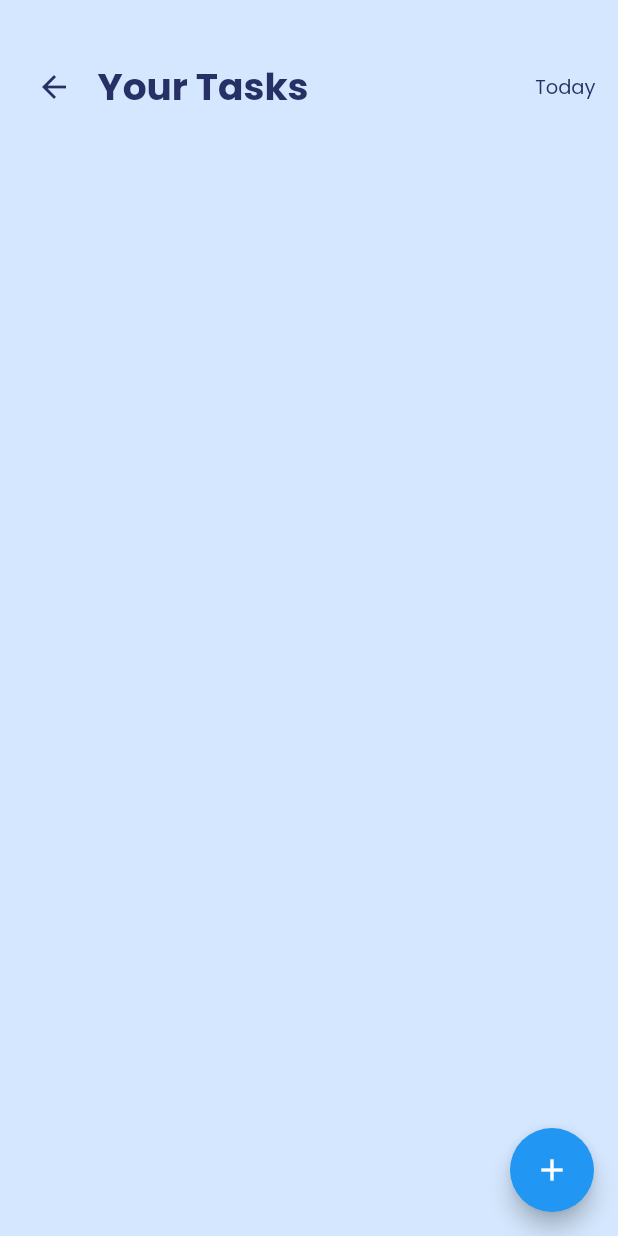
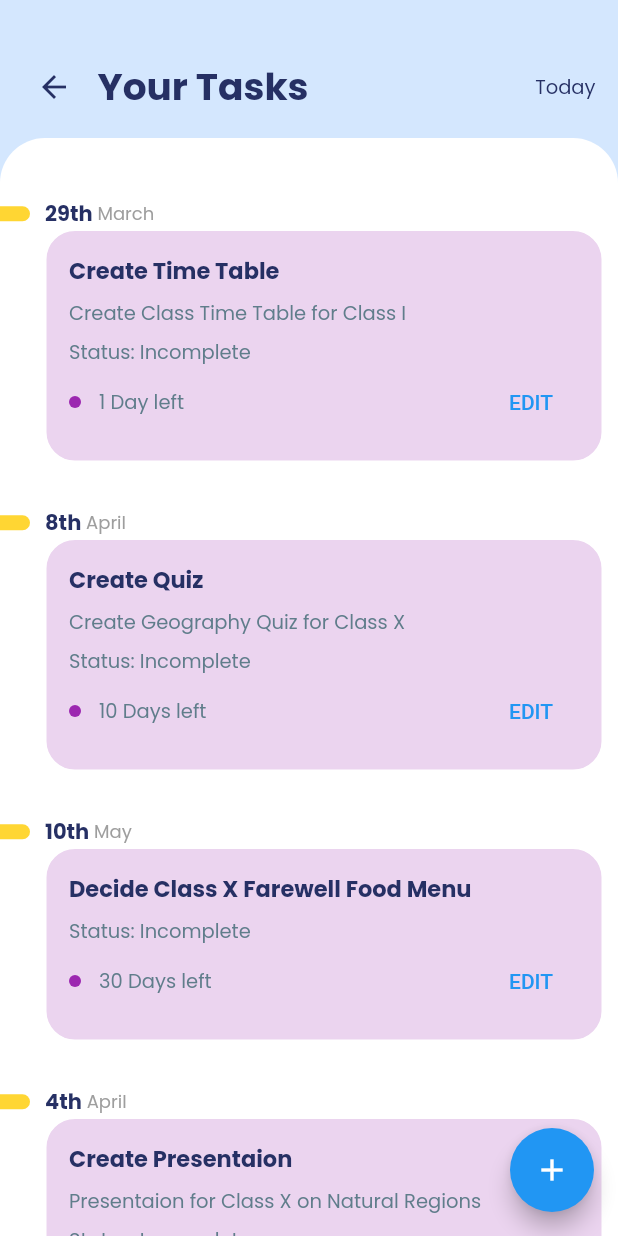
Before and after one commit to saaheerpurav/school-management, a Flutter app: the TasksCalendarScreen screen opened by its route, on a phone screen of 412 x 824 dp. Run offline on Flutter 3.47's test engine with Material 2 defaults, Android fonts, the phone set to English and light mode, and no system bars.

Commit message:
Bug fixes

```diff
--- a/lib/screens/calendar_screen/components/calendarEvent.dart
+++ b/lib/screens/calendar_screen/components/calendarEvent.dart
@@ -10,7 +10,6 @@ Widget calendarEvent(
   Widget alertDialog,
   String status = "",
   bool isTasks = false,
-  bool completed = false,
   Color taskColor,
   BuildContext context,
 ]) {
@@ -75,9 +74,6 @@ Widget calendarEvent(
           alignment: Alignment.centerLeft,
           decoration: BoxDecoration(
             color: isTasks
-                /*? completed
-                    ? Colors.green.withOpacity(0.2)
-                    : Colors.pink.withOpacity(0.2)*/
                 ? taskColor.withOpacity(0.2)
                 : Colors.white,
             borderRadius: BorderRadius.circular(20),
--- a/lib/screens/calendar_screen/components/taskAddForm.dart
+++ b/lib/screens/calendar_screen/components/taskAddForm.dart
@@ -27,7 +27,7 @@ class _TaskAddFormState extends State<TaskAddForm> {
   Future<DateTime> getDate() {
     return showDatePicker(
       context: context,
-      initialDate: DateTime.now(),
+      initialDate: deadline,
       firstDate: DateTime.now(),
       lastDate: DateTime.now().add(
         Duration(days: 100),
--- a/lib/screens/calendar_screen/tasksCalendarScreen.dart
+++ b/lib/screens/calendar_screen/tasksCalendarScreen.dart
@@ -26,7 +26,75 @@ class _TasksCalendarScreenState extends State<TasksCalendarScreen> {
   }
 
   @override
-  Widget build(BuildContext context) {
+  void initState() {
+    allTasks = [
+      {
+        'task': "Create Time Table",
+        'description': "Create Class Time Table for Class I",
+        'deadline': '29th',
+        'month': 'March',
+        'deadlineMessage': '1 Day left',
+        'status': 'Incomplete',
+        'isEdit': false,
+        'id': '1617037296509',
+        'color': (colors.toList()..shuffle()).first,
+        'formWidget': TaskAddForm(callback),
+        'context': context,
+      },
+      {
+        'task': "Create Quiz",
+        'description': "Create Geography Quiz for Class X",
+        'deadline': '8th',
+        'month': 'April',
+        'deadlineMessage': '10 Days left',
+        'status': 'Incomplete',
+        'isEdit': false,
+        'id': '161703729675679',
+        'color': (colors.toList()..shuffle()).first,
+        'formWidget': TaskAddForm(callback),
+        'context': context,
+      },
+      {
+        'task': "Decide Class X Farewell Food Menu",
+        'deadline': '10th',
+        'month': 'May',
+        'deadlineMessage': '30 Days left',
+        'status': 'Incomplete',
+        'isEdit': false,
+        'id': '16056790234423',
+        'color': (colors.toList()..shuffle()).first,
+        'formWidget': TaskAddForm(callback),
+        'context': context,
+      },
+      {
+        'task': "Create Presentaion",
+        'description': "Presentaion for Class X on Natural Regions",
+        'deadline': '4th',
+        'month': 'April',
+        'deadlineMessage': '11 Days left',
+        'status': 'Incomplete',
+        'isEdit': false,
+        'id': '16066954347',
+        'color': (colors.toList()..shuffle()).first,
+        'formWidget': TaskAddForm(callback),
+        'context': context,
+      },
+      {
+        'task': "Create Video",
+        'description': "Class X Memories Video for Annual Concert",
+        'deadline': '3rd',
+        'month': 'April',
+        'deadlineMessage': '5 Days left',
+        'status': 'Incomplete',
+        'isEdit': false,
+        'id': '16087758665759',
+        'color': (colors.toList()..shuffle()).first,
+        'formWidget': TaskAddForm(callback),
+        'context': context,
+      },
+    ];
+  }
+
   callback(newData) {
     int deadlineDate = getDate(DateTime.parse(newData['deadline']));
     String deadlineMessage;
@@ -96,7 +164,9 @@ class _TasksCalendarScreenState extends State<TasksCalendarScreen> {
         break;
     }
 
-      setState(() {
+    setState(
+      () {
+        print(newData);
         if (newData['isEdit'] == true) {
           var taskToEdit = allTasks[allTasks
               .indexOf(allTasks.firstWhere((e) => e['id'] == newData['id']))];
@@ -107,7 +177,6 @@ class _TasksCalendarScreenState extends State<TasksCalendarScreen> {
           taskToEdit['status'] = newData['status'];
           taskToEdit['deadlineMessage'] = deadlineMessage;
           taskToEdit['formWidget'] = TaskAddForm(callback, newData);
-          taskToEdit['isComplete'] = deadlineDate > 7;
           taskToEdit['context'] = context;
         } else {
           allTasks.add(
@@ -119,84 +188,18 @@ class _TasksCalendarScreenState extends State<TasksCalendarScreen> {
               "deadlineMessage": deadlineMessage,
               "formWidget": TaskAddForm(callback, newData),
               "status": newData['status'],
-              "isComplete": deadlineDate > 7,
               "color": (colors.toList()..shuffle()).first,
               "context": context,
               'id': newData['id'],
             },
           );
         }
-      });
+      },
+    );
   }
 
-    /* allTasks = [
-      calendarEvent(
-        "24th",
-        "March",
-        "",
-        "Create Time Table for Class I",
-        "Deadline",
-        "3 Days left",
-        TaskAddForm(callback),
-        "Incomplete",
-        true,
-        false,
-        context,
-      ),
-      calendarEvent(
-        "31st",
-        "March",
-        "",
-        "Create Geography Quiz for Class X",
-        "Deadline",
-        "10 Days left",
-        TaskAddForm(callback),
-        "Incomplete",
-        true,
-        true,
-        context,
-      ),
-      calendarEvent(
-        "28th",
-        "March",
-        "",
-        "Decide Class X Farewell Food Menu",
-        "Deadline",
-        "7 Days left",
-        TaskAddForm(callback),
-        "Complete",
-        true,
-        true,
-        context,
-      ),
-      calendarEvent(
-        "3rd",
-        "April",
-        "",
-        "Create Presentaion",
-        "Presentaion for Class X on Natural Regions",
-        "11 Days left",
-        TaskAddForm(callback),
-        "Complete",
-        true,
-        true,
-        context,
-      ),
-      calendarEvent(
-        "28th",
-        "March",
-        "",
-        "Create Video",
-        "Class X Memories Video for Annual Concert",
-        "5 Days left",
-        TaskAddForm(callback),
-        "Incomplete",
-        true,
-        false,
-        context,
-      ),
-    ];*/
-
+  @override
+  Widget build(BuildContext context) {
     return Scaffold(
       floatingActionButtonLocation: FloatingActionButtonLocation.endFloat,
       floatingActionButton: FloatingActionButton(
@@ -246,7 +249,6 @@ class _TasksCalendarScreenState extends State<TasksCalendarScreen> {
                                     e['formWidget'],
                                     e['status'],
                                     true,
-                                    e['isComplete'],
                                     e['color'],
                                     e['context'],
                                   ),
```
Lines whose indentation alone changed are shown as unchanged.
